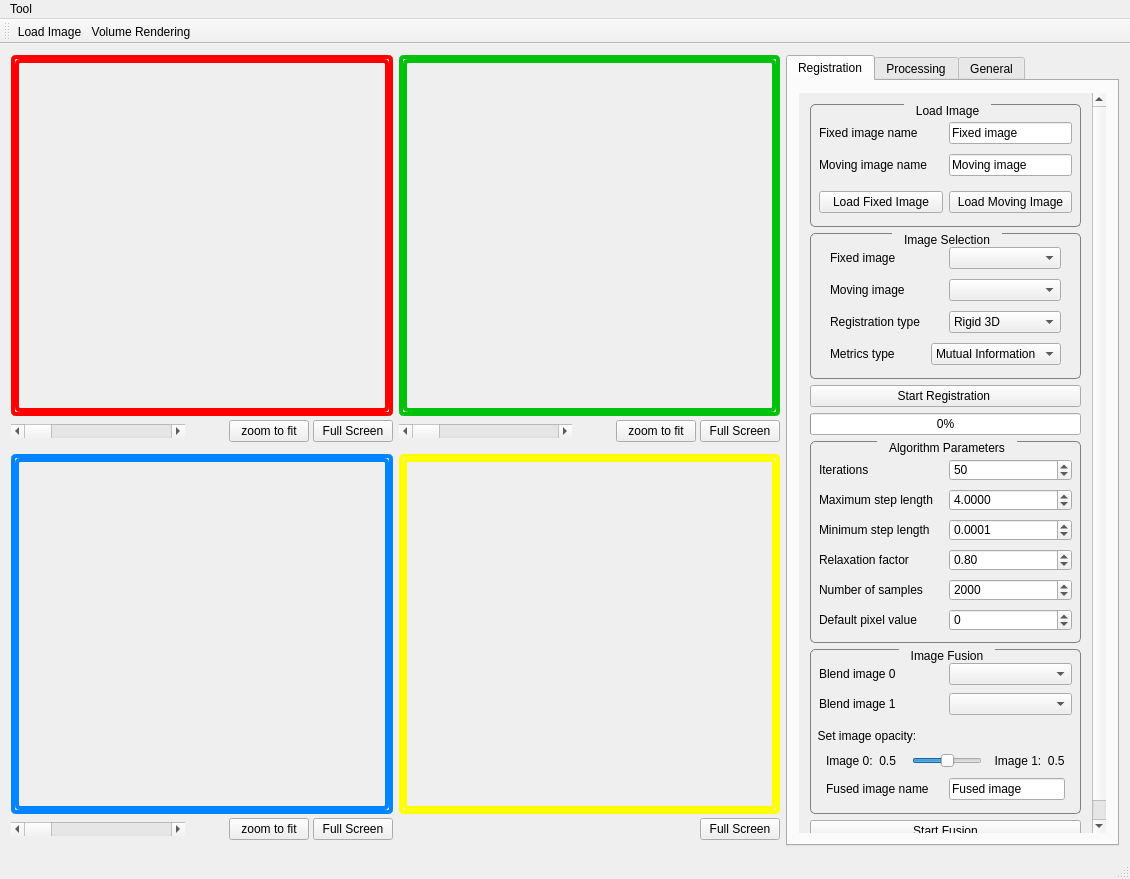
Qt form frontend_pc/src/app/mainwindow.ui (zhangzwwww/SE-finalwork) before a commit.
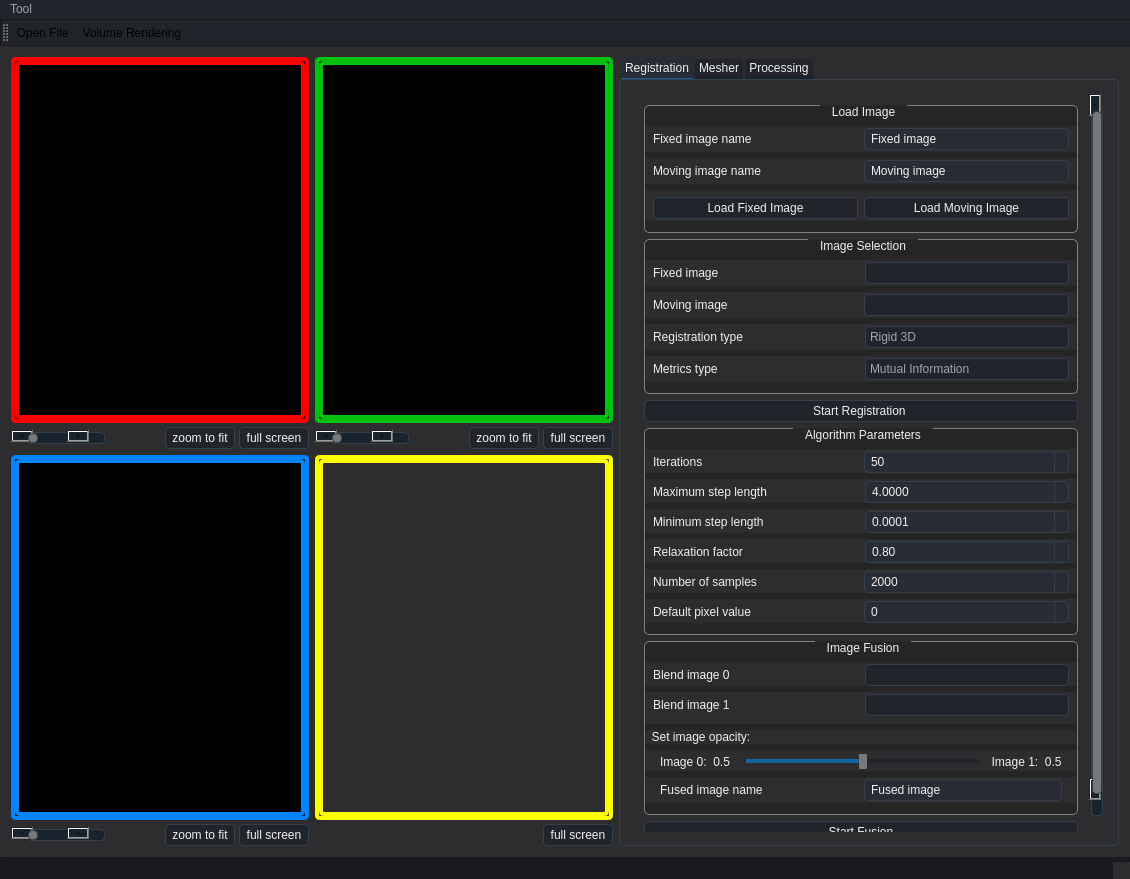
The same form after that commit. The open tabs and pages were chosen to show the change. Icons and pictures are not drawn. Custom widgets are drawn as their Qt base class.

```diff
--- a/frontend_pc/src/app/mainwindow.ui
+++ b/frontend_pc/src/app/mainwindow.ui
@@ -18,6 +18,36 @@
 *{font-family: Helvetica, 'Hiragino Sans GB', 'Microsoft Yahei', '微软雅黑', Arial, sans-serif;
 }
 
+QWidget
+{
+background-color: rgb(45, 45, 48);
+}
+
+
+/* 工具栏 */
+#mainToolBar
+ {
+	color: #F0F0F0;
+    border-left: 1px solid #16181c;
+    border-top: 1px solid #16181c;
+    border-bottom: 1px solid #16181c;
+    background-color:rgb(33, 37, 43);
+}
+
+
+/* 状态栏 */
+#statusBar {
+	color: #F0F0F0;
+    background-color:rgb(24, 26, 31);
+    border-right: 1px solid #16181c;
+    border-left: 1px solid #16181c;
+    border-bottom: 1px solid #16181c;
+}
+
+QMenuBar {
+    background-color: #21252B;
+    color: #9DA5B4;
+}
 
 QGroupBox {
 	border-width: 1px; 
@@ -26,6 +56,9 @@
 	border-radius: 5px;
 	margin-top: 1ex;
 	margin-bottom: 2.5ex;
+	color: #F0F0F0;
+	background-color: rgb(37, 37, 38);
+
 }
 
 QGroupBox::title {
@@ -34,16 +67,6 @@
 	padding: 0px 10px;
 }
 
-QScrollArea{
-	border: 0;
-	margin:0;
-	padding:0;
-}
-
-QToolButton{
-	border: 0;
-}
-
 
 
 [mandatoryField=true]{
@@ -56,6 +79,740 @@
 
 [errorField=true]{
 	background-color: rgb(255, 150, 150);
+}
+
+/* Button */
+QPushButton {
+    background-color: #21252B;
+    border: 1px solid #32414B;
+    color: #F0F0F0;
+    border-radius: 4px;
+    padding: 3px;
+    outline: none;
+}
+
+QPushButton:disabled {
+    background-color: #21252B;
+    border: 1px solid #32414B;
+    color: #787878;
+    border-radius: 4px;
+    padding: 3px;
+}
+
+QPushButton:checked {
+    background-color: #32414B;
+    border: 1px solid #32414B;
+    border-radius: 4px;
+    padding: 3px;
+    outline: none;
+}
+
+QPushButton:checked:disabled {
+    background-color: #19232D;
+    border: 1px solid #32414B;
+    color: #787878;
+    border-radius: 4px;
+    padding: 3px;
+    outline: none;
+}
+
+QPushButton::menu-indicator {
+    subcontrol-origin: padding;
+    subcontrol-position: bottom right;
+    bottom: 4px;
+}
+
+QPushButton:pressed {
+    background-color: #19232D;
+    border: 1px solid #19232D;
+}
+
+QPushButton:hover,
+QPushButton:checked:hover{
+    border: 1px solid #148CD2;
+    color: #F0F0F0;
+}
+
+QPushButton:selected,
+QPushButton:checked:selected{
+    background: #1464A0;
+    color: #32414B;
+}
+
+/* ScrollBar */
+QScrollBar:horizontal {
+    height: 16px;
+    margin: 2px 16px 2px 16px;
+    border: 1px solid #32414B;
+    border-radius: 4px;
+    background-color: #19232D;
+}
+
+QScrollBar::handle:horizontal {
+    background-color: #787878;
+    border: 1px solid #32414B;
+    border-radius: 4px;
+    min-width: 8px;
+
+}
+
+QScrollBar::handle:horizontal:hover {
+    background-color: #148CD2;
+    border: 1px solid #148CD2;
+    border-radius: 4px;
+    min-width: 8px;
+}
+
+QScrollBar::add-line:horizontal {
+    margin: 0px 0px 0px 0px;
+    border-image: url(:/Icon/right_arrow_disabled);
+    width: 10px;
+    height: 10px;
+    subcontrol-position: right;
+    subcontrol-origin: margin;
+}
+
+QScrollBar::sub-line:horizontal {
+    margin: 0px 3px 0px 3px;
+    border-image: url(:/Icon/left_arrow_disabled);
+    height: 10px;
+    width: 10px;
+    subcontrol-position: left;
+    subcontrol-origin: margin;
+}
+
+QScrollBar::add-line:horizontal:hover,
+QScrollBar::add-line:horizontal:on {
+    border-image: url(:/Icon/right_arrow);
+    height: 10px;
+    width: 10px;
+    subcontrol-position: right;
+    subcontrol-origin: margin;
+}
+
+QScrollBar::sub-line:horizontal:hover,
+QScrollBar::sub-line:horizontal:on {
+    border-image: url(:/Icon/left_arrow);
+    height: 10px;
+    width: 10px;
+    subcontrol-position: left;
+    subcontrol-origin: margin;
+}
+
+QScrollBar::up-arrow:horizontal,
+QScrollBar::down-arrow:horizontal {
+    background: none;
+}
+
+QScrollBar::add-page:horizontal,
+QScrollBar::sub-page:horizontal {
+    background: none;
+}
+
+QScrollBar:vertical {
+    background-color: #19232D;
+    width: 16px;
+    margin: 16px 2px 16px 2px;
+    border: 1px solid #32414B;
+    border-radius: 4px;
+}
+
+QScrollBar::handle:vertical {
+    background-color: #787878;
+    border: 1px solid #32414B;
+    min-height: 8px;
+    border-radius: 4px;
+}
+
+QScrollBar::handle:vertical:hover {
+    background-color: #148CD2;
+    border: 1px solid #148CD2;
+    border-radius: 4px;
+    min-height: 8px;
+
+}
+
+QScrollBar::sub-line:vertical {
+    margin: 3px 0px 3px 0px;
+    border-image: url(:/Icon/up_arrow_disabled);
+    height: 10px;
+    width: 10px;
+    subcontrol-position: top;
+    subcontrol-origin: margin;
+}
+
+QScrollBar::add-line:vertical {
+    margin: 3px 0px 3px 0px;
+    border-image: url(:/Icon/down_arrow_disabled);
+    height: 10px;
+    width: 10px;
+    subcontrol-position: bottom;
+    subcontrol-origin: margin;
+}
+
+QScrollBar::sub-line:vertical:hover,
+QScrollBar::sub-line:vertical:on {
+    border-image: url(:/Icon/up_arrow);
+    height: 10px;
+    width: 10px;
+    subcontrol-position: top;
+    subcontrol-origin: margin;
+}
+
+QScrollBar::add-line:vertical:hover,
+QScrollBar::add-line:vertical:on {
+    border-image: url(:/Icon/down_arrow);
+    height: 10px;
+    width: 10px;
+    subcontrol-position: bottom;
+    subcontrol-origin: margin;
+}
+
+QScrollBar::up-arrow:vertical,
+QScrollBar::down-arrow:vertical {
+    background: none;
+}
+
+QScrollBar::add-page:vertical,
+QScrollBar::sub-page:vertical {
+    background: none;
+}
+
+
+/* 工具条 */
+QToolBar {
+    background-color:rgb(33, 37, 43);
+    padding: 2px;
+    font-weight: bold;
+}
+
+QToolBar QToolButton{
+    background-color:rgb(33, 37, 43);
+    margin-top: 2px;
+    margin-bottom: 2px;
+    margin-right: 2px;
+}
+
+QToolBar QToolButton:checked{
+    background-color: #282C34;
+    border: 0px solid #32414B;
+    border-radius: 0px;
+    margin-top: 2px;
+    margin-bottom: 2px;
+    margin-right: 2px;
+    outline: none;
+}
+
+QToolBar QToolButton:hover{
+    background-color: #282C34;
+    border: 0px solid #32414B;
+    border-radius: 0px;
+    margin-top: 2px;
+    margin-bottom: 2px;
+    margin-right: 2px;
+    outline: none;
+}
+
+
+/* 输入框 */
+QAbstractSpinBox {
+    background-color: #282C34;
+    border: 1px solid #32414B;
+    color: #F0F0F0;
+    padding-top: 2px;     /* This fix  103, 111*/
+    padding-bottom: 2px;  /* This fix  103, 111*/
+    padding-left: 4px;
+    padding-right: 4px;
+    border-radius: 4px;
+    /* min-width: 5px; removed to fix 109 */
+}
+
+QAbstractSpinBox:up-button {
+    background-color: transparent #282C34;
+    subcontrol-origin: border;
+    subcontrol-position: top right;
+    border-left: 1px solid #32414B;
+    margin: 1px;
+}
+
+QAbstractSpinBox::up-arrow,
+QAbstractSpinBox::up-arrow:disabled,
+QAbstractSpinBox::up-arrow:off {
+    image: url(:/Icon/up_arrow_disabled);
+    width: 9px;
+    height: 9px;
+}
+
+QAbstractSpinBox::up-arrow:hover {
+    image: url(:/Icon/up_arrow);
+}
+
+QAbstractSpinBox:down-button {
+    background-color: transparent #282C34;
+    subcontrol-origin: border;
+    subcontrol-position: bottom right;
+    border-left: 1px solid #32414B;
+    margin: 1px;
+}
+
+QAbstractSpinBox::down-arrow,
+QAbstractSpinBox::down-arrow:disabled,
+QAbstractSpinBox::down-arrow:off {
+    image: url(:/Icon/down_arrow_disabled);
+    width: 9px;
+    height: 9px;
+}
+
+QAbstractSpinBox::down-arrow:hover {
+    image: url(:/Icon/down_arrow);
+}
+
+QAbstractSpinBox:hover{
+    border: 1px solid #148CD2;
+    color: #F0F0F0;
+}
+
+QAbstractSpinBox:selected {
+    background: #1464A0;
+    color: #32414B;
+}
+
+
+/* 标签 */
+QLabel {
+    border: 0px solid #32414B;
+    margin: 0px;
+    color: #F0F0F0;
+}
+
+QLabel::disabled {
+    border: 0px solid #32414B;
+    color: #787878;
+}
+
+
+/* 复选框 */
+QComboBox {
+    border: 1px solid #32414B;
+    border-radius: 4px;
+    selection-background-color: #1464A0;
+    padding-top: 2px;     /* This fix  #103, #111*/
+    padding-bottom: 2px;  /* This fix  #103, #111*/
+    padding-left: 4px;
+    padding-right: 4px;
+    background-color: #21252B;
+    color: #9DA5B4;
+}
+
+QComboBox:disabled {
+    background-color: #19232D;
+    color: #787878;
+}
+
+QComboBox:hover{
+    border: 1px solid #148CD2;
+}
+
+QComboBox:on {
+    selection-background-color: #19232D;
+}
+
+QComboBox QAbstractItemView {
+    background-color: #19232D;
+    border-radius: 4px;
+    border: 1px solid #32414B;
+    color: #9CA3B2;
+    selection-color: #9DA5B4;
+    selection-background-color: #32414B;
+}
+
+QComboBox::drop-down {
+    subcontrol-origin: padding;
+    subcontrol-position: top right;
+    width: 20px;
+    border-left-width: 0px;
+    border-left-color: #32414B;
+    border-left-style: solid;
+    border-top-right-radius: 3px;
+    border-bottom-right-radius: 3px;
+}
+
+QComboBox::down-arrow {
+    image: url(:/Icon/down_arrow_disabled);
+}
+
+QComboBox::down-arrow:on,
+QComboBox::down-arrow:hover,
+QComboBox::down-arrow:focus {
+    image: url(:/Icon/down_arrow);
+}
+
+
+/* Tab条 */
+QTabBar {
+    qproperty-drawBase: 0;
+    border-radius: 4px;
+    margin: 0px;
+    padding: 2px;
+    border: 0;
+
+    /* left: 5px; move to the right by 5px - removed for fix */
+    }
+
+QTabBar::close-button {
+    border: 0;
+    margin: 2px;
+    padding: 0;
+    image: url(:/Icon/close);
+}
+
+QTabBar::close-button:hover {
+    image: url(:/Icon/close-hover);
+}
+
+QTabBar::close-button:pressed {
+    image: url(:/Icon/close-pressed);
+}
+
+QTabBar::tab:top:selected:disabled {
+    border-bottom: 3px solid #14506E;
+    color: #787878;
+    background-color: #32414B;
+}
+
+QTabBar::tab:bottom:selected:disabled {
+    border-top: 3px solid #14506E;
+    color: #787878;
+    background-color: #32414B;
+}
+
+QTabBar::tab:left:selected:disabled {
+    border-left: 3px solid #14506E;
+    color: #787878;
+    background-color: #32414B;
+}
+
+QTabBar::tab:right:selected:disabled {
+    border-right: 3px solid #14506E;
+    color: #787878;
+    background-color: #32414B;
+}
+
+QTabBar::tab:top:!selected:disabled {
+    border-bottom: 3px solid #19232D;
+    color: #787878;
+    background-color: #19232D;
+}
+
+QTabBar::tab:bottom:!selected:disabled {
+    border-top: 3px solid #19232D;
+    color: #787878;
+    background-color: #19232D;
+}
+
+QTabBar::tab:left:!selected:disabled {
+    border-right: 3px solid #19232D;
+    color: #787878;
+    background-color: #19232D;
+}
+
+QTabBar::tab:right:!selected:disabled {
+    border-left: 3px solid #19232D;
+    color: #787878;
+    background-color: #19232D;
+}
+
+QTabBar::tab:top:!selected {
+    border-bottom: 2px solid #19232D;
+    margin-top: 2px;
+}
+
+QTabBar::tab:bottom:!selected {
+    border-top: 2px solid #19232D;
+    margin-bottom: 3px;
+}
+
+QTabBar::tab:left:!selected {
+    border-left: 2px solid #19232D;
+    margin-right: 2px;
+}
+
+QTabBar::tab:right:!selected {
+    border-right: 2px solid #19232D;
+    margin-left: 2px;
+}
+
+QTabBar::tab:top {
+    background-color: #21252B;
+    color: #F0F0F0;
+    margin-left: 2px;
+    padding-left: 4px;
+    padding-right: 4px;
+    padding-top: 2px;
+    padding-bottom: 2px;
+    min-width: 5px;
+    border-bottom: 3px solid #32414B;
+    border-top-left-radius: 3px;
+    border-top-right-radius: 3px;
+}
+
+QTabBar::tab:top:selected {
+    background-color: #282C34;
+    color: #F0F0F0;
+    border-bottom: 1px solid #1464A0;
+    border-top-left-radius: 3px;
+    border-top-right-radius: 3px;
+}
+
+QTabBar::tab:top:!selected:hover {
+    border: 1px solid #148CD2;
+    border-bottom: 3px solid #148CD2;
+    padding: 0px;
+}
+
+QTabBar::tab:bottom {
+    color: #F0F0F0;
+    border-top: 3px solid #32414B;
+    background-color: #32414B;
+    margin-left: 2px;
+    padding-left: 4px;
+    padding-right: 4px;
+    padding-top: 2px;
+    padding-bottom: 2px;
+    border-bottom-left-radius: 3px;
+    border-bottom-right-radius: 3px;
+    min-width: 5px;
+}
+
+QTabBar::tab:bottom:selected {
+    color: #F0F0F0;
+    background-color: #282C34;
+    border-top: 1px solid #1464A0;
+    border-bottom-left-radius: 3px;
+    border-bottom-right-radius: 3px;
+}
+
+QTabBar::tab:bottom:!selected:hover {
+    border: 1px solid #148CD2;
+    border-top: 3px solid #148CD2;
+    padding: 0px;
+}
+
+QTabBar::tab:left {
+    color: #F0F0F0;
+    background-color: #32414B;
+    margin-top: 2px;
+    padding-left: 2px;
+    padding-right: 2px;
+    padding-top: 4px;
+    padding-bottom: 4px;
+    border-top-right-radius: 3px;
+    border-bottom-right-radius: 3px;
+    min-height: 5px;
+}
+
+QTabBar::tab:left:selected {
+    color: #F0F0F0;
+    background-color: #282C34;
+    border-left: 1px solid #1464A0;
+    border-top-right-radius: 3px;
+    border-bottom-right-radius: 3px;
+}
+
+QTabBar::tab:left:!selected:hover {
+    border: 1px solid #148CD2;
+    border-left: 3px solid #148CD2;
+    padding: 0px;
+}
+
+QTabBar::tab:right {
+    color: #F0F0F0;
+    background-color: #32414B;
+    margin-top: 2px;
+    padding-left: 2px;
+    padding-right: 2px;
+    padding-top: 4px;
+    padding-bottom: 4px;
+    border-top-left-radius: 3px;
+    border-bottom-left-radius: 3px;
+    min-height: 5px;
+}
+
+QTabBar::tab:right:selected {
+    color: #F0F0F0;
+    background-color: #505F69;
+    border-right: 1px solid #1464A0;
+    border-top-left-radius: 3px;
+    border-bottom-left-radius: 3px;
+}
+
+QTabBar::tab:right:!selected:hover {
+    border: 1px solid #148CD2;
+    border-right: 3px solid #148CD2;
+    padding: 0px;
+}
+
+QTabBar QToolButton::right-arrow:enabled {
+    image: url(:/Icon/right_arrow);
+}
+
+QTabBar QToolButton::left-arrow:enabled {
+    image: url(:/Icon/left_arrow);
+}
+
+QTabBar QToolButton::right-arrow:disabled {
+    image: url(:/Icon/right_arrow_disabled);
+}
+
+QTabBar QToolButton::left-arrow:disabled {
+    image: url(:/Icon/left_arrow_disabled);
+}
+
+
+/* 滑动条 */
+QSlider:disabled {
+    background: #19232D;
+}
+
+QSlider:focus {
+    border: none;
+}
+
+QSlider::groove:horizontal {
+    background: #21252B;
+    border: 0px solid #32414B;
+    height: 4px;
+    margin: 0px;
+    border-radius: 4px;
+}
+
+QSlider::sub-page:horizontal {
+    background: #1464A0;
+    border: 0px solid #32414B;
+    height: 4px;
+    margin: 0px;
+    border-radius: 4px;
+}
+
+QSlider::sub-page:horizontal:disabled {
+    background: #14506E;
+}
+
+QSlider::handle:horizontal {
+    background: #787878;
+    border: 0px solid #32414B;
+    width: 8px;
+    height: 8px;
+    margin: -8px 0;
+    border-radius: 4px;
+}
+
+QSlider::handle:horizontal:hover {
+    background: #148CD2;
+    border: 0px solid #148CD2;
+}
+
+QSlider::groove:vertical {
+    background: #21252B;
+    border: 1px solid #32414B;
+    width: 4px;
+    margin: 0px;
+    border-radius: 4px;
+}
+
+QSlider::sub-page:vertical {
+    background: #1464A0;
+    border: 0px solid #32414B;
+    width: 4px;
+    margin: 0px;
+    border-radius: 4px;
+}
+
+QSlider::sub-page:vertical:disabled {
+    background: #14506E;
+}
+
+QSlider::handle:vertical {
+    background: #787878;
+    border: 0px solid #32414B;
+    width: 8px;
+    height: 8px;
+    margin: 0 -8px;
+    border-radius: 4px;
+}
+
+QSlider::handle:vertical:hover {
+    background: #148CD2;
+    border: 0px solid #148CD2;
+}
+
+
+/* 文本编辑框 */
+QLineEdit {
+    background-color: #282C34;
+    padding-top: 2px;     /* This QLineEdit fix  103, 111 */
+    padding-bottom: 2px;  /* This QLineEdit fix  103, 111 */
+    padding-left: 4px;
+    padding-right: 4px;
+    border-style: solid;
+    border: 1px solid #32414B;
+    border-radius: 4px;
+    color: #F0F0F0;
+}
+
+QLineEdit:disabled {
+    background-color: #282C34;
+    color: #787878;
+}
+
+QLineEdit:hover{
+    border: 1px solid #148CD2;
+    color: #F0F0F0;
+}
+
+QLineEdit:selected{
+    background: #1464A0;
+    color: #32414B;
+}
+
+
+/* 框 */
+QFrame {
+    border-radius: 4px;
+    border: 1px solid #32414B;
+}
+
+QFrame[frameShape=&quot;0&quot;] {
+    border-radius: 4px;
+    border: 1px transparent #32414B;
+}
+
+QFrame[height=&quot;3&quot;],
+QFrame[width=&quot;3&quot;] {
+    background-color: #19232D;
+}
+
+
+/* Tab组件 */
+QTabWidget {
+    padding: 2px;
+    selection-background-color: #32414B;
+}
+
+QTabWidget QFrame{
+    border: 0;
+}
+
+QTabWidget::pane {
+    border: 1px solid #32414B;
+    border-radius: 4px;
+    padding: 2px;
+    margin: 0px;
+}
+
+QTabWidget::pane:selected {
+    background-color: #32414B;
+    border: 1px solid #1464A0;
 }</string>
   </property>
   <widget class="QWidget" name="centralWidget">
@@ -103,7 +860,7 @@
 border-radius: 5px;
 border-color: rgb(255, 0, 0);
 border-style: solid; 
-
+background-color: rgb(0, 0, 0);
 
 
 
@@ -196,8 +953,11 @@
               <verstretch>0</verstretch>
              </sizepolicy>
             </property>
+            <property name="styleSheet">
+             <string notr="true"/>
+            </property>
             <property name="text">
-             <string>zoom to fit</string>
+             <string> zoom to fit </string>
             </property>
            </widget>
           </item>
@@ -209,8 +969,17 @@
               <verstretch>0</verstretch>
              </sizepolicy>
             </property>
+            <property name="minimumSize">
+             <size>
+              <width>0</width>
+              <height>0</height>
+             </size>
+            </property>
+            <property name="styleSheet">
+             <string notr="true"/>
+            </property>
             <property name="text">
-             <string>Full Screen</string>
+             <string> full screen </string>
             </property>
             <property name="checkable">
              <bool>true</bool>
@@ -223,20 +992,169 @@
       </layout>
      </widget>
     </item>
-    <item row="0" column="2" rowspan="4">
+    <item row="0" column="1">
+     <widget class="QWidget" name="view2Widget" native="true">
+      <property name="sizePolicy">
+       <sizepolicy hsizetype="Expanding" vsizetype="Expanding">
+        <horstretch>0</horstretch>
+        <verstretch>0</verstretch>
+       </sizepolicy>
+      </property>
+      <layout class="QVBoxLayout" name="verticalLayout_13">
+       <property name="spacing">
+        <number>1</number>
+       </property>
+       <property name="leftMargin">
+        <number>0</number>
+       </property>
+       <property name="topMargin">
+        <number>0</number>
+       </property>
+       <property name="rightMargin">
+        <number>0</number>
+       </property>
+       <property name="bottomMargin">
+        <number>0</number>
+       </property>
+       <item>
+        <widget class="QFrame" name="frame2">
+         <property name="sizePolicy">
+          <sizepolicy hsizetype="Expanding" vsizetype="Expanding">
+           <horstretch>0</horstretch>
+           <verstretch>0</verstretch>
+          </sizepolicy>
+         </property>
+         <property name="styleSheet">
+          <string notr="true">border-width: 4px;
+border-radius: 5px;
+border-color: rgb(0, 194, 12);
+border-style: solid; 
+background-color: rgb(0, 0, 0);</string>
+         </property>
+         <property name="frameShape">
+          <enum>QFrame::StyledPanel</enum>
+         </property>
+         <property name="frameShadow">
+          <enum>QFrame::Raised</enum>
+         </property>
+         <layout class="QVBoxLayout" name="verticalLayout_17">
+          <property name="spacing">
+           <number>0</number>
+          </property>
+          <property name="leftMargin">
+           <number>0</number>
+          </property>
+          <property name="topMargin">
+           <number>0</number>
+          </property>
+          <property name="rightMargin">
+           <number>0</number>
+          </property>
+          <property name="bottomMargin">
+           <number>0</number>
+          </property>
+          <item>
+           <widget class="QVTKWidget" name="view2" native="true"/>
+          </item>
+         </layout>
+        </widget>
+       </item>
+       <item>
+        <widget class="QWidget" name="view2subWidget" native="true">
+         <layout class="QHBoxLayout" name="horizontalLayout_19">
+          <property name="spacing">
+           <number>4</number>
+          </property>
+          <property name="leftMargin">
+           <number>0</number>
+          </property>
+          <property name="topMargin">
+           <number>3</number>
+          </property>
+          <property name="rightMargin">
+           <number>0</number>
+          </property>
+          <property name="bottomMargin">
+           <number>0</number>
+          </property>
+          <item>
+           <widget class="QScrollBar" name="ScrollBar2">
+            <property name="sizePolicy">
+             <sizepolicy hsizetype="Preferred" vsizetype="Fixed">
+              <horstretch>0</horstretch>
+              <verstretch>0</verstretch>
+             </sizepolicy>
+            </property>
+            <property name="orientation">
+             <enum>Qt::Horizontal</enum>
+            </property>
+           </widget>
+          </item>
+          <item>
+           <spacer name="horizontalSpacer2">
+            <property name="orientation">
+             <enum>Qt::Horizontal</enum>
+            </property>
+            <property name="sizeType">
+             <enum>QSizePolicy::Maximum</enum>
+            </property>
+            <property name="sizeHint" stdset="0">
+             <size>
+              <width>40</width>
+              <height>20</height>
+             </size>
+            </property>
+           </spacer>
+          </item>
+          <item>
+           <widget class="QPushButton" name="zoomBtn2">
+            <property name="sizePolicy">
+             <sizepolicy hsizetype="Fixed" vsizetype="Fixed">
+              <horstretch>0</horstretch>
+              <verstretch>0</verstretch>
+             </sizepolicy>
+            </property>
+            <property name="text">
+             <string> zoom to fit </string>
+            </property>
+           </widget>
+          </item>
+          <item>
+           <widget class="QPushButton" name="fullScreenBtn2">
+            <property name="sizePolicy">
+             <sizepolicy hsizetype="Fixed" vsizetype="Fixed">
+              <horstretch>0</horstretch>
+              <verstretch>0</verstretch>
+             </sizepolicy>
+            </property>
+            <property name="text">
+             <string> full screen </string>
+            </property>
+            <property name="checkable">
+             <bool>true</bool>
+            </property>
+           </widget>
+          </item>
+         </layout>
+        </widget>
+       </item>
+      </layout>
+     </widget>
+    </item>
+    <item row="0" column="2" rowspan="2">
      <widget class="QTabWidget" name="tabWidget">
       <property name="enabled">
        <bool>true</bool>
       </property>
       <property name="sizePolicy">
-       <sizepolicy hsizetype="Preferred" vsizetype="Expanding">
+       <sizepolicy hsizetype="Minimum" vsizetype="Expanding">
         <horstretch>0</horstretch>
         <verstretch>0</verstretch>
        </sizepolicy>
       </property>
       <property name="minimumSize">
        <size>
-        <width>0</width>
+        <width>500</width>
         <height>0</height>
        </size>
       </property>
@@ -282,8 +1200,8 @@
                <rect>
                 <x>0</x>
                 <y>0</y>
-                <width>379</width>
-                <height>870</height>
+                <width>456</width>
+                <height>963</height>
                </rect>
               </property>
               <layout class="QVBoxLayout" name="verticalLayout_8">
@@ -297,7 +1215,7 @@
                    <number>0</number>
                   </property>
                   <property name="topMargin">
-                   <number>15</number>
+                   <number>20</number>
                   </property>
                   <property name="rightMargin">
                    <number>0</number>
@@ -425,6 +1343,15 @@
                   <string>Image Selection</string>
                  </property>
                  <layout class="QVBoxLayout" name="verticalLayout_2">
+                  <property name="leftMargin">
+                   <number>0</number>
+                  </property>
+                  <property name="topMargin">
+                   <number>20</number>
+                  </property>
+                  <property name="rightMargin">
+                   <number>0</number>
+                  </property>
                   <item>
                    <widget class="QWidget" name="widget" native="true">
                     <layout class="QHBoxLayout" name="horizontalLayout">
@@ -573,19 +1500,6 @@
                  </property>
                 </widget>
                </item>
-               <item>
-                <widget class="QProgressBar" name="progressBar">
-                 <property name="value">
-                  <number>0</number>
-                 </property>
-                 <property name="textVisible">
-                  <bool>true</bool>
-                 </property>
-                 <property name="invertedAppearance">
-                  <bool>false</bool>
-                 </property>
-                </widget>
-               </item>
                <item>
                 <widget class="QGroupBox" name="groupBox_5">
                  <property name="title">
@@ -596,7 +1510,7 @@
                    <number>0</number>
                   </property>
                   <property name="topMargin">
-                   <number>15</number>
+                   <number>20</number>
                   </property>
                   <property name="rightMargin">
                    <number>0</number>
@@ -860,7 +1774,7 @@
                    <number>0</number>
                   </property>
                   <property name="topMargin">
-                   <number>11</number>
+                   <number>20</number>
                   </property>
                   <property name="rightMargin">
                    <number>0</number>
@@ -1069,7 +1983,7 @@
       </widget>
       <widget class="QWidget" name="tab_mesher">
        <attribute name="title">
-        <string>Processing</string>
+        <string>Mesher</string>
        </attribute>
        <layout class="QVBoxLayout" name="verticalLayout">
         <item>
@@ -1288,7 +2202,7 @@
       </widget>
       <widget class="QWidget" name="tab_processing">
        <attribute name="title">
-        <string>General</string>
+        <string>Processing</string>
        </attribute>
        <layout class="QVBoxLayout" name="verticalLayout_6">
         <item>
@@ -1535,7 +2449,7 @@
       </widget>
      </widget>
     </item>
-    <item row="2" column="0">
+    <item row="1" column="0">
      <widget class="QWidget" name="view3Widget" native="true">
       <property name="sizePolicy">
        <sizepolicy hsizetype="Expanding" vsizetype="Expanding">
@@ -1572,6 +2486,7 @@
 border-radius: 5px;
 border-color: rgb(0, 132, 255);
 border-style: solid; 
+background-color: rgb(0, 0, 0);
 </string>
          </property>
          <property name="frameShape">
@@ -1658,7 +2573,7 @@
              </sizepolicy>
             </property>
             <property name="text">
-             <string>zoom to fit</string>
+             <string> zoom to fit </string>
             </property>
            </widget>
           </item>
@@ -1671,7 +2586,7 @@
              </sizepolicy>
             </property>
             <property name="text">
-             <string>Full Screen</string>
+             <string> full screen </string>
             </property>
             <property name="checkable">
              <bool>true</bool>
@@ -1684,7 +2599,7 @@
       </layout>
      </widget>
     </item>
-    <item row="2" column="1">
+    <item row="1" column="1">
      <widget class="QWidget" name="view4Widget" native="true">
       <property name="sizePolicy">
        <sizepolicy hsizetype="Expanding" vsizetype="Expanding">
@@ -1794,155 +2709,7 @@
              </sizepolicy>
             </property>
             <property name="text">
-             <string>Full Screen</string>
-            </property>
-            <property name="checkable">
-             <bool>true</bool>
-            </property>
-           </widget>
-          </item>
-         </layout>
-        </widget>
-       </item>
-      </layout>
-     </widget>
-    </item>
-    <item row="0" column="1">
-     <widget class="QWidget" name="view2Widget" native="true">
-      <property name="sizePolicy">
-       <sizepolicy hsizetype="Expanding" vsizetype="Expanding">
-        <horstretch>0</horstretch>
-        <verstretch>0</verstretch>
-       </sizepolicy>
-      </property>
-      <layout class="QVBoxLayout" name="verticalLayout_13">
-       <property name="spacing">
-        <number>1</number>
-       </property>
-       <property name="leftMargin">
-        <number>0</number>
-       </property>
-       <property name="topMargin">
-        <number>0</number>
-       </property>
-       <property name="rightMargin">
-        <number>0</number>
-       </property>
-       <property name="bottomMargin">
-        <number>0</number>
-       </property>
-       <item>
-        <widget class="QFrame" name="frame2">
-         <property name="sizePolicy">
-          <sizepolicy hsizetype="Expanding" vsizetype="Expanding">
-           <horstretch>0</horstretch>
-           <verstretch>0</verstretch>
-          </sizepolicy>
-         </property>
-         <property name="styleSheet">
-          <string notr="true">border-width: 4px;
-border-radius: 5px;
-border-color: rgb(0, 194, 12);
-border-style: solid; </string>
-         </property>
-         <property name="frameShape">
-          <enum>QFrame::StyledPanel</enum>
-         </property>
-         <property name="frameShadow">
-          <enum>QFrame::Raised</enum>
-         </property>
-         <layout class="QVBoxLayout" name="verticalLayout_17">
-          <property name="spacing">
-           <number>0</number>
-          </property>
-          <property name="leftMargin">
-           <number>0</number>
-          </property>
-          <property name="topMargin">
-           <number>0</number>
-          </property>
-          <property name="rightMargin">
-           <number>0</number>
-          </property>
-          <property name="bottomMargin">
-           <number>0</number>
-          </property>
-          <item>
-           <widget class="QVTKWidget" name="view2" native="true"/>
-          </item>
-         </layout>
-        </widget>
-       </item>
-       <item>
-        <widget class="QWidget" name="view2subWidget" native="true">
-         <layout class="QHBoxLayout" name="horizontalLayout_19">
-          <property name="spacing">
-           <number>4</number>
-          </property>
-          <property name="leftMargin">
-           <number>0</number>
-          </property>
-          <property name="topMargin">
-           <number>3</number>
-          </property>
-          <property name="rightMargin">
-           <number>0</number>
-          </property>
-          <property name="bottomMargin">
-           <number>0</number>
-          </property>
-          <item>
-           <widget class="QScrollBar" name="ScrollBar2">
-            <property name="sizePolicy">
-             <sizepolicy hsizetype="Preferred" vsizetype="Fixed">
-              <horstretch>0</horstretch>
-              <verstretch>0</verstretch>
-             </sizepolicy>
-            </property>
-            <property name="orientation">
-             <enum>Qt::Horizontal</enum>
-            </property>
-           </widget>
-          </item>
-          <item>
-           <spacer name="horizontalSpacer2">
-            <property name="orientation">
-             <enum>Qt::Horizontal</enum>
-            </property>
-            <property name="sizeType">
-             <enum>QSizePolicy::Maximum</enum>
-            </property>
-            <property name="sizeHint" stdset="0">
-             <size>
-              <width>40</width>
-              <height>20</height>
-             </size>
-            </property>
-           </spacer>
-          </item>
-          <item>
-           <widget class="QPushButton" name="zoomBtn2">
-            <property name="sizePolicy">
-             <sizepolicy hsizetype="Fixed" vsizetype="Fixed">
-              <horstretch>0</horstretch>
-              <verstretch>0</verstretch>
-             </sizepolicy>
-            </property>
-            <property name="text">
-             <string>zoom to fit</string>
-            </property>
-           </widget>
-          </item>
-          <item>
-           <widget class="QPushButton" name="fullScreenBtn2">
-            <property name="sizePolicy">
-             <sizepolicy hsizetype="Fixed" vsizetype="Fixed">
-              <horstretch>0</horstretch>
-              <verstretch>0</verstretch>
-             </sizepolicy>
-            </property>
-            <property name="text">
-             <string>Full Screen</string>
+             <string> full screen </string>
             </property>
             <property name="checkable">
              <bool>true</bool>
@@ -1987,7 +2754,10 @@
   <widget class="QStatusBar" name="statusBar"/>
   <action name="actionLoadImage">
    <property name="text">
-    <string>Load Image</string>
+    <string>Open File</string>
+   </property>
+   <property name="toolTip">
+    <string>&lt;html&gt;&lt;head/&gt;&lt;body&gt;&lt;p&gt;&lt;br/&gt;&lt;/p&gt;&lt;/body&gt;&lt;/html&gt;</string>
    </property>
   </action>
   <action name="actionVolume_Rendering">
```
Left out of the diff: 40 changed lines with no effect on the pictures.
